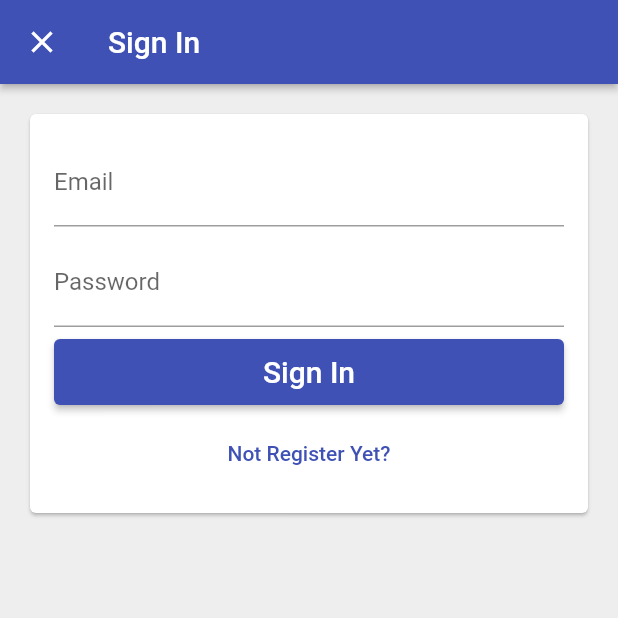
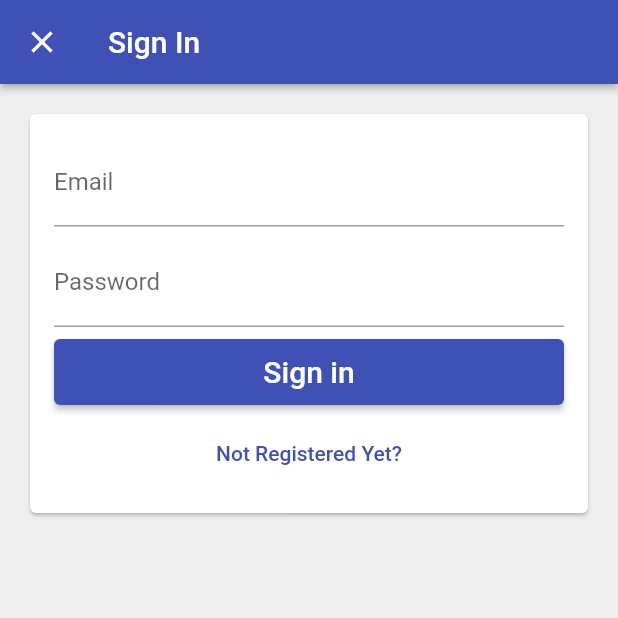
Before and after one commit to MuhammadHassanRazaa/TimeTrackerApp, a Flutter app: the screen it shows after launch, after a tap on "Sign In with Email", on a phone screen of 412 x 824 dp, the top half of it. Run offline on Flutter 3.47's test engine with Material 2 defaults, Android fonts, the phone set to English and light mode, and no system bars; our stand-ins replace firebase_auth, firebase_core, google_sign_in; missing offline and left inert: flutter_login_facebook; accounts and stored records are empty; statements that could not run were skipped.

Commit message:
Added Sign In with Email Functionality

```diff
--- a/lib/app/sign_in/email_sign_in_form.dart
+++ b/lib/app/sign_in/email_sign_in_form.dart
@@ -1,38 +1,104 @@
 import 'package:flutter/cupertino.dart';
 import 'package:flutter/material.dart';
 import 'package:flutter_app/app/sign_in/form_submit_button.dart';
-import 'package:flutter_app/common_widgets/custom_raised_button.dart';
+import 'package:flutter_app/services/auth_base.dart';
 
-class EmailSignInForm extends StatelessWidget {
-  void _submit() {}
+enum EmailSignInFormType { signIn, register }
+
+class EmailSignInForm extends StatefulWidget {
+  EmailSignInForm({@required this.auth});
+  final AuthBase auth;
+  @override
+  _EmailSignInFormState createState() => _EmailSignInFormState();
+}
+
+class _EmailSignInFormState extends State<EmailSignInForm> {
+  final TextEditingController _emailController = TextEditingController();
+  final TextEditingController _passwordController = TextEditingController();
+  final FocusNode _emailFocusNode = FocusNode();
+  final FocusNode _passwordFocusNode = FocusNode();
+
+  String get _email => _emailController.text;
+  String get _password => _passwordController.text;
+  EmailSignInFormType _formType = EmailSignInFormType.signIn;
+
+  void _submit() async {
+    try {
+      if (_formType == EmailSignInFormType.signIn) {
+        await widget.auth.signInWithEmail(_email, _password);
+      } else {
+        await widget.auth.createUserWithEmailAndPassword(_email, _password);
+      }
+      Navigator.of(context).pop();
+    } catch (e) {
+      print(e.toString());
+    }
+  }
+
+  void _emailEditingComplete(){
+    FocusScope.of(context).requestFocus(_passwordFocusNode);
+  }
+
+  void _toggleFormType() {
+    setState(() {
+      _formType = _formType == EmailSignInFormType.signIn
+          ? EmailSignInFormType.register
+          : EmailSignInFormType.signIn;
+    });
+    _emailController.clear();
+    _passwordController.clear();
+  }
+
   List<Widget> _buildChildren() {
+    final primaryText =
+        _formType == EmailSignInFormType.signIn ? 'Sign in' : 'Register';
+    final secondaryText = _formType == EmailSignInFormType.signIn
+        ? 'Not Registered Yet?'
+        : 'Already Have an Account?';
     return [
-      TextField(
-        decoration: InputDecoration(
-          labelText: 'Email',
-          hintText: 'email@domain.com',
-        ),
-        onChanged: (va) => print(va),
-      ),
+      _buildEmailTextField(),
       SizedBox(height: 8.0),
-      TextField(
-        decoration: InputDecoration(
-          labelText: 'Password',
-        ),
-        obscureText: true,
-        obscuringCharacter: '*',
-      ),
+      _buildPasswordTextField(),
       SizedBox(height: 8.0),
       FormSubmitButton(
         onPressed: _submit,
-        text: 'Sign In',
+        text: primaryText,
       ),
       SizedBox(height: 8.0),
       TextButton(
-        child: Text('Not Register Yet?'),
-        onPressed: () {},
+        child: Text(secondaryText),
+        onPressed: _toggleFormType,
       ),
     ];
+  }
+
+  TextField _buildPasswordTextField() {
+    return TextField(
+      decoration: InputDecoration(
+        labelText: 'Password',
+      ),
+      obscureText: true,
+      obscuringCharacter: '*',
+      textInputAction: TextInputAction.done,
+      controller:  ,
+      focusNode: _passwordFocusNode,
+      onEditingComplete: _submit,
+    );
+  }
+
+  TextField _buildEmailTextField() {
+    return TextField(
+      focusNode: _emailFocusNode,
+      decoration: InputDecoration(
+        labelText: 'Email',
+        hintText: 'email@domain.com',
+      ),
+      controller: _emailController,
+      //autocorrect:false,
+      keyboardType: TextInputType.emailAddress,
+      textInputAction: TextInputAction.next,
+      onEditingComplete: _emailEditingComplete,
+    );
   }
 
   @override
--- a/lib/app/sign_in/email_sign_in_page.dart
+++ b/lib/app/sign_in/email_sign_in_page.dart
@@ -1,7 +1,10 @@
 import 'package:flutter/material.dart';
 import 'package:flutter_app/app/sign_in/email_sign_in_form.dart';
+import 'package:flutter_app/services/auth_base.dart';
 
 class EmailSignInPage extends StatelessWidget {
+  EmailSignInPage({@required this.auth});
+  final AuthBase auth;
   @override
   Widget build(BuildContext context) {
     return Scaffold(
@@ -10,11 +13,11 @@ class EmailSignInPage extends StatelessWidget {
         elevation: 2.0,
       ),
       resizeToAvoidBottomInset: false,
-      body: SingleChildScrollView(
-        child: Padding(
-          padding: const EdgeInsets.all(16.0),
+      body: Padding(
+        padding: const EdgeInsets.all(16.0),
+        child: SingleChildScrollView(
           child: Card(
-            child: EmailSignInForm(),
+            child: EmailSignInForm(auth: auth),
           ),
         ),
       ),
--- a/lib/app/sign_in/sign_in_page.dart
+++ b/lib/app/sign_in/sign_in_page.dart
@@ -38,7 +38,7 @@ class SignInPage extends StatelessWidget {
     Navigator.of(context).push(
       MaterialPageRoute<void>(
         fullscreenDialog: true,
-        builder: (context) => EmailSignInPage(),
+        builder: (context) => EmailSignInPage(auth: auth),
       ),
     );
   }
@@ -58,6 +58,8 @@ class SignInPage extends StatelessWidget {
   Widget _buildContainer(BuildContext context) {
     return Padding(
       padding: EdgeInsets.all(16.0),
+      child: Center(
+        child: SingleChildScrollView(
           child: Column(
             crossAxisAlignment: CrossAxisAlignment.stretch,
             mainAxisAlignment: MainAxisAlignment.center,
@@ -108,6 +110,8 @@ class SignInPage extends StatelessWidget {
               ),
             ],
           ),
+        ),
+      ),
     );
   }
 }
--- a/lib/services/auth_base.dart
+++ b/lib/services/auth_base.dart
@@ -6,5 +6,7 @@ abstract class AuthBase {
   Future<User> signInAnonymously();
   Future<User> signInWithGoogle();
   Future<User> signInWithFacebook();
+  Future<User> signInWithEmail(String email, String password);
+  Future<User> createUserWithEmailAndPassword(String email, String password);
   Future<void> signOut();
 }
```
Also changed, not shown: lib/services/auth.dart (+18 -0 lines). Lines whose indentation alone changed are shown as unchanged.
